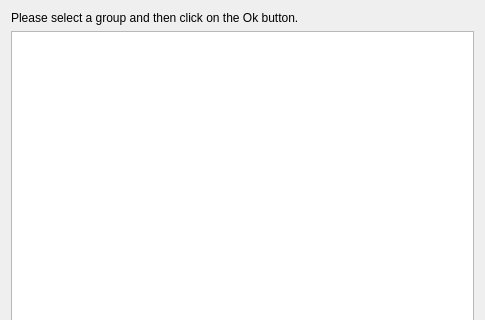
Before: the Qt Designer form FWAdminLib/idp/IDPGroupsDialog.ui in fw-dev/translations, drawn with Qt 5; both pictures show x 0 to 485 and y 0 to 320 of the 485 by 544 pixel window.
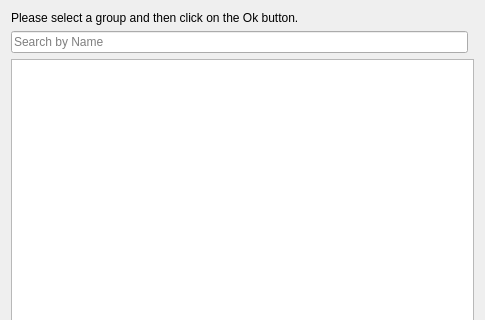
After: the same form once the commit is applied. Custom widgets are drawn as their Qt base class.

Diff of the .ui file:
```diff
--- a/FWAdminLib/idp/IDPGroupsDialog.ui
+++ b/FWAdminLib/idp/IDPGroupsDialog.ui
@@ -24,6 +24,23 @@
      </property>
     </widget>
    </item>
+   <item>
+    <layout class="QHBoxLayout" name="horizontalLayout_2">
+     <item>
+      <widget class="QLineEdit" name="txtSearch">
+       <property name="maxLength">
+        <number>512</number>
+       </property>
+       <property name="placeholderText">
+        <string>Search by Name</string>
+       </property>
+      </widget>
+     </item>
+     <item>
+      <widget class="CircularProgressIndicator" name="spinner" native="true"/>
+     </item>
+    </layout>
+   </item>
    <item>
     <layout class="QVBoxLayout" name="verticalLayout">
      <item>
@@ -48,6 +65,12 @@
   </layout>
  </widget>
  <customwidgets>
+  <customwidget>
+   <class>CircularProgressIndicator</class>
+   <extends>QWidget</extends>
+   <header>FileWaveGuiLib/circularprogressindicator.h</header>
+   <container>1</container>
+  </customwidget>
   <customwidget>
    <class>StyledTreeView</class>
    <extends>QTreeView</extends>
```
